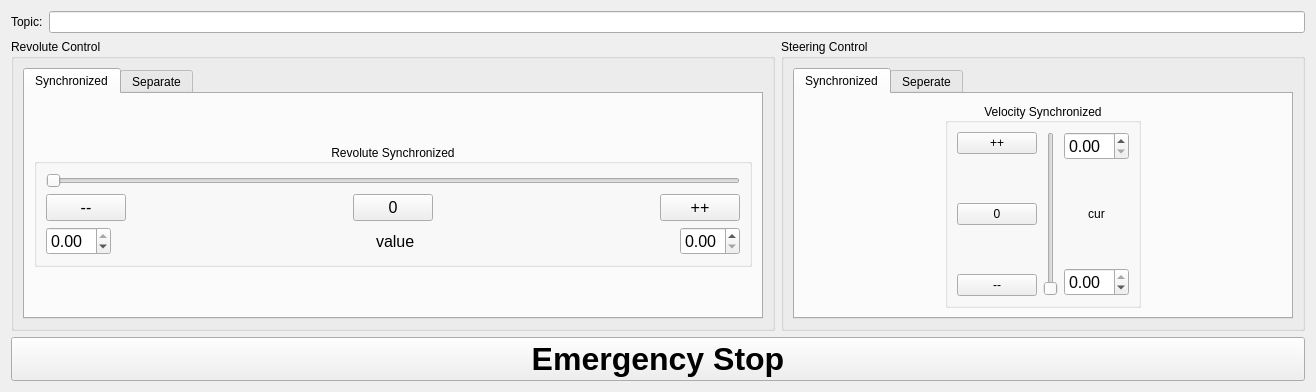
Qt form tuw_iwos_control_plugin/resource/tuw_iwos_control_plugin.ui (BigDragonSlayer/tuw_iwos) before a commit.
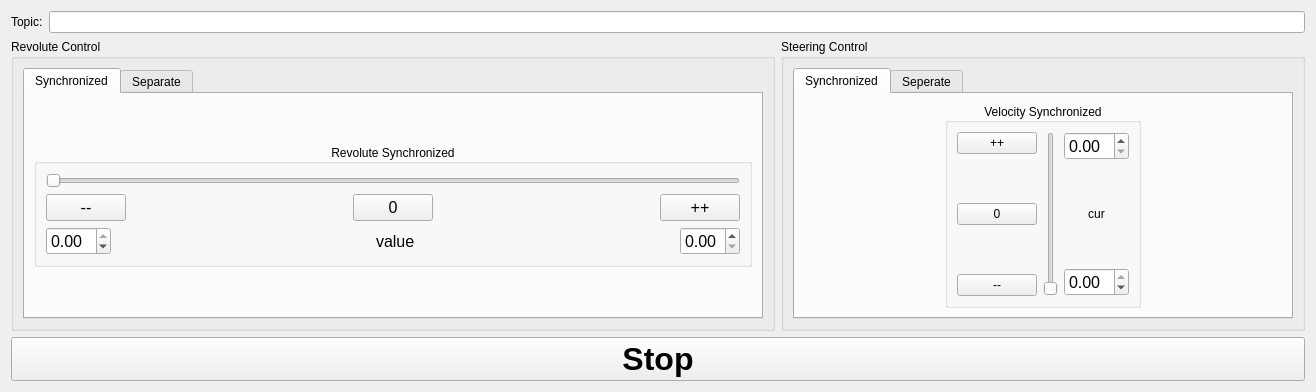
The same form after that commit.

What changed in the file:
```diff
--- a/tuw_iwos_control_plugin/resource/tuw_iwos_control_plugin.ui
+++ b/tuw_iwos_control_plugin/resource/tuw_iwos_control_plugin.ui
@@ -1165,7 +1165,7 @@
             </font>
           </property>
           <property name="text">
-            <string>Emergency Stop</string>
+            <string>Stop</string>
           </property>
         </widget>
       </item>
```
Left out of the diff: 6 changed lines with no effect on the pictures.
